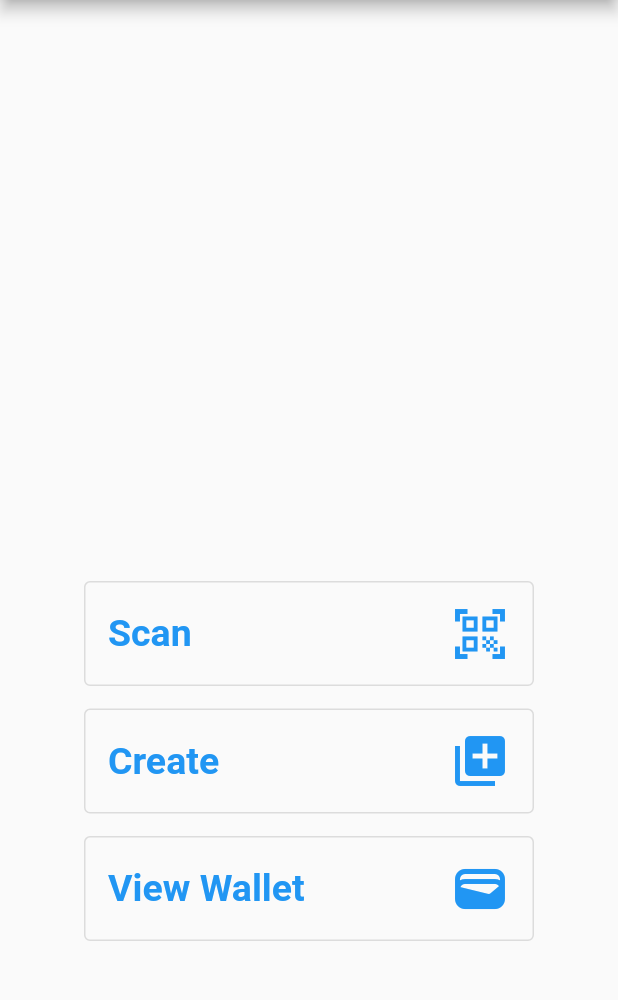
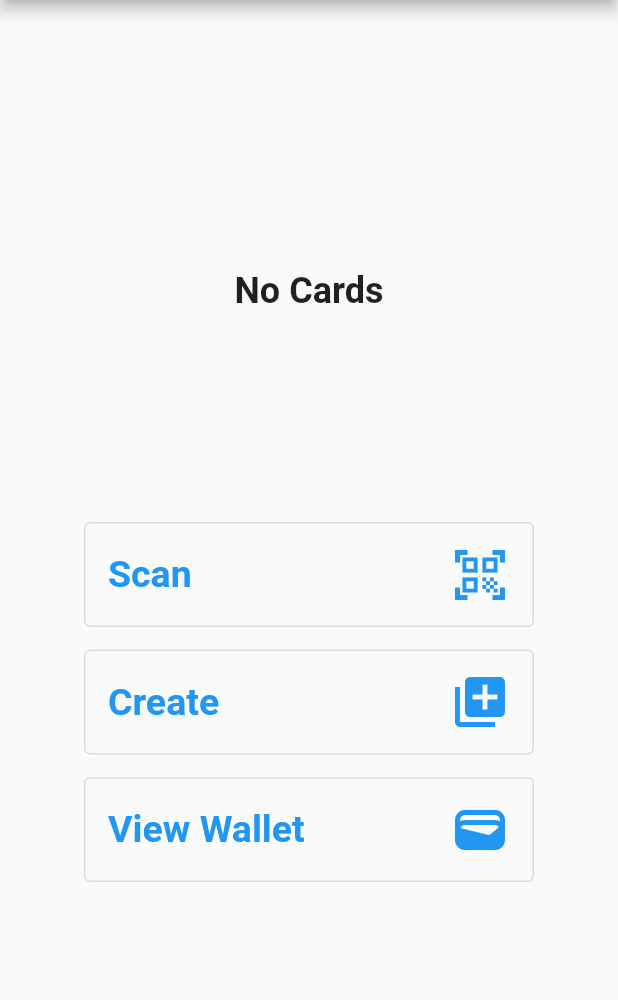
Before and after one commit to ElPlaso/QRCards, a Flutter app: the screen it shows once a user with an empty profile is signed in, on a phone screen of 412 x 824 dp, the part 84-1084 px from its top. Run offline on Flutter 3.47's test engine with Material 2 defaults, Android fonts, the phone set to English and light mode, and no system bars; drawn by our look-alikes of carousel_slider; our stand-ins replace auto_size_text, cloud_firestore, firebase_auth, firebase_core, firebase_database, flutter_secure_storage and 6 more; missing offline and left inert: qr_code_scanner, widgets_to_image; accounts and stored records are empty.

Commit message:
Ensure card list has cards if it is to be used.

```diff
--- a/lib/pages/home.dart
+++ b/lib/pages/home.dart
@@ -1,4 +1,7 @@
 import 'package:flutter/material.dart';
+import 'package:fluttertoast/fluttertoast.dart';
+import 'package:provider/provider.dart';
+import 'package:swen325_assignment_3/providers/card_provider.dart';
 import '../main.dart';
 import 'scan.dart';
 import 'userCards.dart';
@@ -27,7 +30,15 @@ class _HomeState extends State<Home> {
           child: Column(
             mainAxisAlignment: MainAxisAlignment.center,
             children: [
-              Carousel(),
+              context.read<Cards>().isEmpty(false)
+                  ? Column(children: const [
+                      Text(
+                          style: TextStyle(
+                              fontWeight: FontWeight.bold, fontSize: 24),
+                          "No Cards"),
+                      SizedBox(height: 125)
+                    ])
+                  : Carousel(),
               LogoButton(
                 text: 'Scan',
                 onClicked: () => Navigator.push(
@@ -42,14 +53,31 @@ class _HomeState extends State<Home> {
                   context,
                   MaterialPageRoute(builder: (context) => const UserCards()),
                 ),
-                icon: Icon(Icons.library_add, size: 40),
+                icon: const Icon(Icons.library_add, size: 40),
               ),
               LogoButton(
                 text: 'View Wallet',
-                onClicked: () => Navigator.push(
-                  context,
-                  MaterialPageRoute(builder: (context) => const Wallet()),
-                ),
+                onClicked: () => {
+                  if (context.read<Cards>().isEmpty(false))
+                    {
+                      Fluttertoast.showToast(
+                          msg:
+                              "No saved cards. Scan a card to add it to your list!",
+                          toastLength: Toast.LENGTH_SHORT,
+                          gravity: ToastGravity.CENTER,
+                          timeInSecForIosWeb: 1,
+                          backgroundColor: Colors.blue,
+                          textColor: Colors.white,
+                          fontSize: 16.0)
+                    }
+                  else
+                    {
+                      Navigator.push(
+                        context,
+                        MaterialPageRoute(builder: (context) => const Wallet()),
+                      )
+                    }
+                },
                 icon: const Icon(Icons.wallet, size: 40),
               ),
             ],
```
